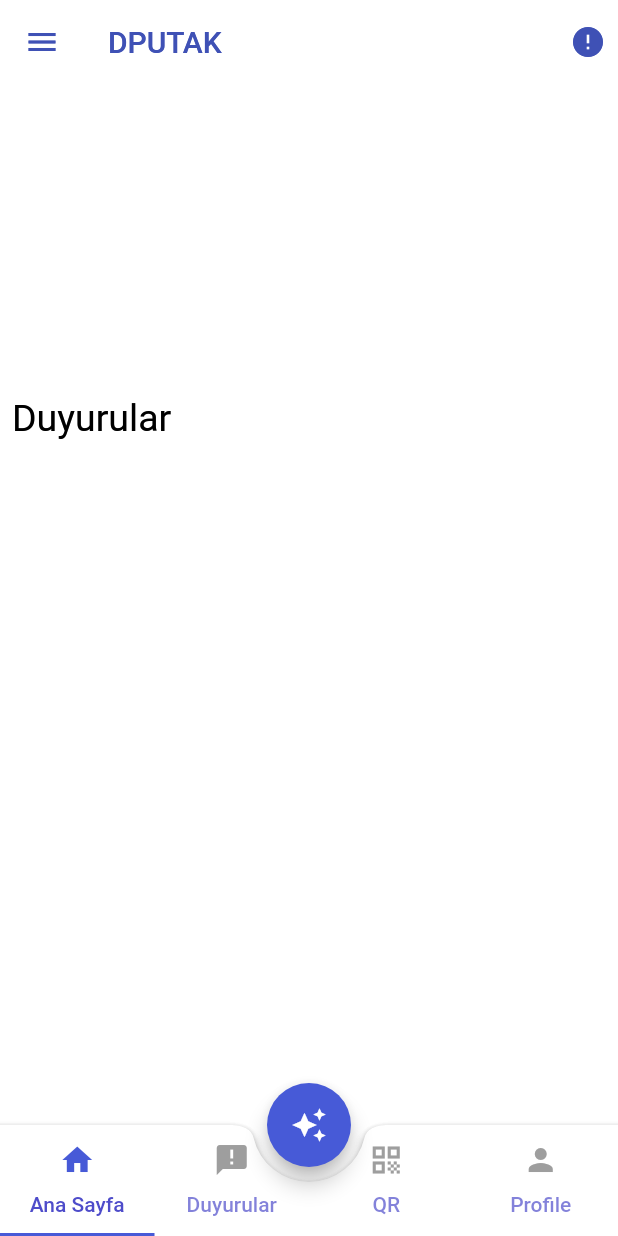
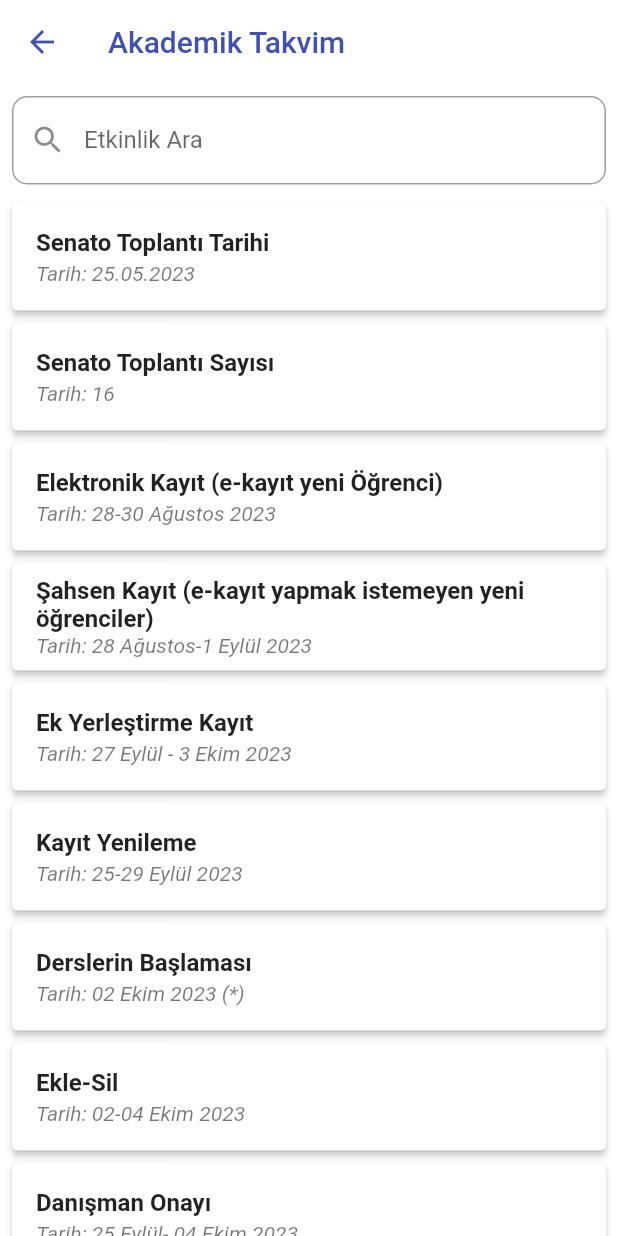
Before and after one commit to musaguzel/akilli_kampus, a Flutter app: the NavigationDrawerMain widget shown alone on an empty page, opened directly, after a tap on "Akademik Takvim", on a phone screen of 412 x 824 dp. Run offline on Flutter 3.47's test engine with Material 2 defaults, Android fonts, the phone set to English and light mode, and no system bars; drawn by our look-alikes of cached_network_image; our stand-ins replace assets_audio_player, carousel_slider, cloud_firestore, connectivity_plus, easy_localization, firebase_auth and 13 more; missing offline and left inert: qr_code_scanner; accounts and stored records are empty; generated files the repository leaves out were written again; network calls fail; project files that could hold a hidden picture were left out.

Commit message:
hackathlon commit

```diff
--- a/lib/core/constants/navigation/navigation_constants.dart
+++ b/lib/core/constants/navigation/navigation_constants.dart
@@ -17,12 +17,17 @@ class NavigationConstants {
 
   static const EMERGENCYBUTTON = '/emergencybuttonapp';
 
+  static const RESTOURANT = '/restourant';
+
   static const MAIN = '/main';
 
   static const PRIVACY_POLICY = '/privacypolicy';
 
+  static const ACADEMIC_CALENDAR = '/academiccalendar';
+
   static const TERMS_CONDITIONS = '/termsconditions';
 
+  static const BANK_CARD = '/bankcard';
 
   static const NEWS_DETAILS = '/newsdetails';
 
--- a/lib/core/init/navigation/navigation_route.dart
+++ b/lib/core/init/navigation/navigation_route.dart
@@ -1,7 +1,10 @@
+import 'package:akilli_kampus/view/academic_calendar/view/academic_calendar_page.dart';
+import 'package:akilli_kampus/view/bank_card/view/bank_card_page.dart';
 import 'package:akilli_kampus/view/change_password/view/change_password._page.dart';
 import 'package:akilli_kampus/view/home/view/news_details_page.dart';
 import 'package:akilli_kampus/view/main/view/main_page.dart';
 import 'package:akilli_kampus/view/privacy_policy/view/privacy_policy_page.dart';
+import 'package:akilli_kampus/view/restourant/view/restourant_page.dart';
 import 'package:akilli_kampus/view/sos/view/sos.dart';
 import 'package:akilli_kampus/view/splash/view/splash_view.dart';
 import 'package:akilli_kampus/view/terms_conditions/view/terms_conditions._page.dart';
@@ -38,6 +41,15 @@ class NavigationRoute {
       case NavigationConstants.QR:
         return normalNavigate(const PrivacyPolicy(), NavigationConstants.QR ,args.arguments);
 
+      case NavigationConstants.RESTOURANT:
+        return normalNavigate(yemekhane(), NavigationConstants.RESTOURANT ,args.arguments);
+
+      case NavigationConstants.ACADEMIC_CALENDAR:
+        return normalNavigate(const AcademicCalendar(), NavigationConstants.ACADEMIC_CALENDAR ,args.arguments);
+
+      case NavigationConstants.BANK_CARD:
+        return normalNavigate(BankaCard(), NavigationConstants.BANK_CARD ,args.arguments);
+
       case NavigationConstants.MAIN:
         return normalNavigate( const MainPage(), NavigationConstants.MAIN ,args.arguments);
 
--- a/lib/view/_product/widgets/drawer/navigation_drawer.dart
+++ b/lib/view/_product/widgets/drawer/navigation_drawer.dart
@@ -1,4 +1,5 @@
 import 'package:akilli_kampus/view/profile/viewModel/profile_page_view_model.dart';
+import 'package:akilli_kampus/view/weather/view/weather_page.dart';
 import 'package:flutter/foundation.dart';
 import 'package:flutter/material.dart';
 
@@ -41,9 +42,13 @@ class NavigationDrawerMain extends StatelessWidget {
                 width: 3.0, // Çizgi kalınlığı
               ),),
             padding: const EdgeInsets.only(top: 20.0,bottom: 20.0,left: 50.0,right: 50.0),
-            child: const Column(
+            child:  Column(
               children: [
-                Text("İyi Günler Musa ☀️",style: TextStyle(color: Color(0xFF4E4CCA)),),
+                const Text("İyi Günler Musa ",style: TextStyle(color: Color(0xFF4E4CCA),fontSize: 20,fontWeight: FontWeight.bold),),
+
+
+                Container(height: 140,child: WeatherPage()),
+
               ],
             ),
           ),
@@ -94,13 +99,13 @@ class NavigationDrawerMain extends StatelessWidget {
     Navigator.of(context).pop();
     switch(index){
       case 0:
-        navigation.navigateToPage(path: NavigationConstants.MAIN);
+        navigation.navigateToPage(path: NavigationConstants.ACADEMIC_CALENDAR);
         break;
       case 1:
         navigation.navigateToPage(path: NavigationConstants.TERMS_CONDITIONS);
         break;
       case 2:
-        navigation.navigateToPage(path: NavigationConstants.NEWS_DETAILS);
+        navigation.navigateToPage(path: NavigationConstants.BANK_CARD);
         break;
       case 3:
         navigation.navigateToPage(path: NavigationConstants.CHANGE_PASSWORD);
--- /dev/null
+++ b/lib/view/academic_calendar/view/academic_calendar_page.dart
@@ -0,0 +1,139 @@
+import 'package:flutter/material.dart';
+
+class AcademicCalendar extends StatefulWidget {
+  const AcademicCalendar({super.key});
+
+  @override
+  _AcademicCalendarState createState() => _AcademicCalendarState();
+}
+
+class _AcademicCalendarState extends State<AcademicCalendar> {
+  final List<Map<String, String>> events = [
+    {'title': 'Senato Toplantı Tarihi', 'date': '25.05.2023'},
+    {'title': 'Senato Toplantı Sayısı', 'date': '16'},
+    {'title': 'Elektronik Kayıt (e-kayıt yeni Öğrenci)', 'date': '28-30 Ağustos 2023'},
+    {'title': 'Şahsen Kayıt (e-kayıt yapmak istemeyen yeni öğrenciler)', 'date': '28 Ağustos-1 Eylül 2023'},
+    {'title': 'Ek Yerleştirme Kayıt', 'date': '27 Eylül - 3 Ekim 2023'},
+    {'title': 'Kayıt Yenileme', 'date': '25-29 Eylül 2023'},
+    {'title': 'Derslerin Başlaması', 'date': '02 Ekim 2023 (*)'},
+    {'title': 'Ekle-Sil', 'date': '02-04 Ekim 2023'},
+    {'title': 'Danışman Onayı', 'date': '25 Eylül- 04 Ekim 2023'},
+    {'title': 'Mazeretli Kayıt Başvurusu', 'date': '05-06-09 Ekim 2023'},
+    {'title': 'Mazeretli Kayıt Başvuruları Değerlendirilmesi', 'date': '10 Ekim 2023'},
+    {'title': 'Mazeretli Kayıt (Mazereti Birim Kurulunca Kabul Edilenler)', 'date': '11-12-13 Ekim 2023'},
+    {'title': 'İngilizce I-II Dersi Muafiyet Sınavı', 'date': '14 Ekim 2023'},
+    {'title': 'Yarıyıl İçi Sınavları Birimler Tarafından Belirlenecek Tarihlerde ()', 'date': ''},
+    {'title': 'Yarıyıl İçi Sınavları Not İlanı Son Tarih', 'date': '10 Aralık 2023'},
+    {'title': 'Yarıyıl İçi Mazeret Sınavları', 'date': '18-23 Aralık 2023'},
+    {'title': 'Yarıyıl İçi Mazeret Sınavları Not İlanı Son Tarih', 'date': '27 Aralık 2023'},
+    {'title': 'Derslerin Sonu', 'date': '06 Ocak 2024'},
+    {'title': 'Yarıyıl Sonu Sınavları', 'date': '09-17 Ocak 2024'},
+    {'title': 'Yarıyıl Sonu Sınavları Not İlanı Son Tarih', 'date': '21 Ocak 2024'},
+    {'title': 'Yarıyıl İçi Ödev, Proje,Uygulama vb. Sınavlar Not İlanı Son Tarihi', 'date': '21 Ocak 2024'},
+    {'title': 'Bütünleme Sınavları', 'date': '23-31 Ocak 2024'},
+    {'title': 'Bütünleme Sınavları Not İlanı Son Tarih', 'date': '04 Şubat 2024'},
+    {'title': 'Mezuniyet Sınavları', 'date': '08 Şubat 2024'},
+    {'title': 'Mezuniyet Sınavları Not İlanı Son Tarih', 'date': '09 Şubat 2024'},
+    {'title': 'Azami Süre Ek 1. Sınavları', 'date': '05-06 Şubat 2024'},
+    {'title': 'Azami Süre Ek 1. Sınavları Not İlanı Son Tarih', 'date': '06 Şubat 2024'},
+    {'title': 'Azami Süre Ek 2. Sınavları Sınav hakkı verilecek öğrencilerin durumlarının değerlendirilmesi', 'date': '09 Şubat 2024'},
+    {'title': 'Azami Süre Ek 2. Sınavları', 'date': '12-13 Şubat 2024'},
+    {'title': 'Azami Süre Ek 2. Sınavları Not İlanı Son Tarih', 'date': '13 Şubat 2024'},
+    {'title': 'Kayıt Yenileme', 'date': '12-16 Şubat 2024'},
+    {'title': 'Derslerin Başlaması', 'date': '19 Şubat 2024'},
+    {'title': 'Ekle-Sil', 'date': '19-21 Şubat 2024'},
+    {'title': 'Danışman Onayı', 'date': '12-21 Şubat 2024'},
+    {'title': 'Mazeretli Kayıt Başvurusu', 'date': '22-26 Şubat 2024'},
+    {'title': 'Mazeretli kayıt başvuruları değerlendirilmesi', 'date': '27 Şubat 2024'},
+    {'title': 'Mazeretli Kayıt (Mazereti Birim kurulunca kabul edilenler)', 'date': '28-29 Şubat-1 Mart 2024'},
+    {'title': 'Yarıyıl İçi Sınavları Birimler Tarafından Belirlenecek Tarihlerde ()', 'date': ''},
+    {'title': 'Yarıyıl İçi Sınavları Not İlanı Son Tarih', 'date': '5 Mayıs 2024'},
+    {'title': 'Yarıyıl İçi Mazeret Sınavları', 'date': '13 Mayıs-18 Mayıs 2024'},
+    {'title': 'Yarıyıl İçi Mazeret Sınavları Not İlanı Son Tarih', 'date': '22 Mayıs 2024'},
+    {'title': 'Derslerin Sonu', 'date': '01 Haziran 2024'},
+    {'title': 'Yarıyıl Sonu Sınavları (8-9 Haziran 2024 tarihlerinde sınav yapılmayacaktır.) (*)', 'date': '03-12 Haziran 2024'},
+    {'title': 'Yarıyıl Sonu Sınavları Not İlanı Son Tarih (*)', 'date': '23 Haziran 2024'},
+    {'title': 'Yarıyıl İçi Ödev, Proje,Uygulama vb. Sınavlar Not İlanı Son Tarihi (*)', 'date': '23 Haziran 2024'},
+    {'title': 'Bütünleme Sınavları (*)', 'date': '26 Haziran 2024-4 Temmuz 2024'},
+    {'title': 'Bütünleme Sınavları Not İlanı Son Tarih', 'date': '07 Temmuz 2024'},
+    {'title': 'Mezuniyet Sınavları (*)', 'date': '10 Temmuz 2024'},
+    {'title': 'Mezuniyet Sınavları Not İlanı Son Tarih (*)', 'date': '11 Temmuz 2024'},
+    {'title': 'Azami Süre Ek 1. Sınavları', 'date': '09-10 Eylül 2024'},
+    {'title': 'Azami Süre Ek 1. Sınavları Not İlanı Son Tarih', 'date': '10 Eylül 2024'},
+    {'title': 'Azami Süre Ek 2. Sınavları Sınav hakkı verilecek öğrencilerin durumlarının değerlendirilmesi', 'date': '13 Eylül 2024'},
+    {'title': 'Azami Süre Ek 2. Sınavları', 'date': '16-17 Eylül 2024'},
+    {'title': 'Azami Süre Ek 2. Sınavları Not İlanı Son Tarih', 'date': '17 Eylül 2024'},
+    {'title': '(*) 01.09.2023 Tarih ve 25 Sayılı Senato Kararı', 'date': ''},
+    {'title': '() 12.10.2023 Tarih ve 29 Sayılı Senato Kararı', 'date': ''},
+    {'title': '(*) 08.02.2024 Tarih ve 04 Sayılı Senato Kararı', 'date': ''},
+  ];
+
+  List<Map<String, String>> filteredEvents = [];
+
+  void filterEvents(String query) {
+    List<Map<String, String>> filteredList = events
+        .where((event) => event['title']!.toLowerCase().contains(query.toLowerCase()))
+        .toList();
+    setState(() {
+      filteredEvents = filteredList;
+    });
+  }
+
+  @override
+  void initState() {
+    filteredEvents = events;
+    super.initState();
+  }
+
+  @override
+  Widget build(BuildContext context) {
+    return Scaffold(
+      appBar: AppBar(
+        title: const Text('Akademik Takvim'),
+      ),
+      body: Column(
+        children: [
+          Padding(
+            padding: const EdgeInsets.all(8.0),
+            child: TextField(
+              decoration: InputDecoration(
+                labelText: 'Etkinlik Ara',
+                hintText: 'Etkinlik adını girin',
+                prefixIcon: const Icon(Icons.search),
+                border: OutlineInputBorder(
+                  borderRadius: BorderRadius.circular(10.0),
+                ),
+              ),
+              onChanged: filterEvents,
+            ),
+          ),
+          Expanded(
+            child: ListView.builder(
+              itemCount: filteredEvents.length,
+              itemBuilder: (BuildContext context, int index) {
+                return Card(
+                  elevation: 2,
+                  margin: const EdgeInsets.symmetric(vertical: 4, horizontal: 8),
+                  child: ListTile(
+                    title: Text(
+                      filteredEvents[index]['title']!,
+                      style: const TextStyle(
+                        fontWeight: FontWeight.bold,
+                      ),
+                    ),
+                    subtitle: Text(
+                      'Tarih: ${filteredEvents[index]['date']}',
+                      style: const TextStyle(
+                        fontStyle: FontStyle.italic,
+                      ),
+                    ),
+                  ),
+                );
+              },
+            ),
+          ),
+        ],
+      ),
+    );
+  }
+}
--- a/lib/view/main/view/main_page.dart
+++ b/lib/view/main/view/main_page.dart
@@ -3,6 +3,7 @@ import 'package:akilli_kampus/product/widgets/shimmer/shimmer_widget.dart';
 import 'package:akilli_kampus/view/home/view/home_page.dart';
 import 'package:akilli_kampus/view/profile/view/profil_page.dart';
 import 'package:akilli_kampus/view/qr/view/qr_page.dart';
+import 'package:akilli_kampus/view/restourant/view/restourant_page.dart';
 import 'package:cached_network_image/cached_network_image.dart';
 import 'package:flutter/material.dart';
 import 'package:flutter_mobx/flutter_mobx.dart';
@@ -88,9 +89,9 @@ class MainPage extends StatelessWidget {
                       text: 'Ana Sayfa'),
                   buildObserver(
                       viewModel: viewModel,
-                      icon: Icons.announcement,
+                      icon: Icons.fastfood_outlined,
                       selectedTabIndex: 1,
-                      text: "Duyurular"),
+                      text: "Yemekhane"),
                   buildObserver(
                       viewModel: viewModel,
                       icon: Icons.qr_code,
@@ -113,11 +114,11 @@ class MainPage extends StatelessWidget {
   }
 
   TabBarView get buildTabBarView {
-    return const TabBarView(children: [
-      HomePage(),
-      HomePage(),
-      QRCodeWidget(),
-      ProfilePage(),
+    return  TabBarView(children: [
+      const HomePage(),
+      yemekhane(),
+      const QRCodeWidget(),
+      const ProfilePage(),
     ]);
   }
 
```
Also changed, not shown: lib/view/bank_card/view/bank_card_page.dart (added, +144 -0 lines), lib/view/restourant/view/restourant_page.dart (added, +188 -0 lines), lib/view/weather/view/weather_page.dart (added, +150 -0 lines), assets/images/DPUTAK LOGO.png (added), assets/images/sim.png (added).
